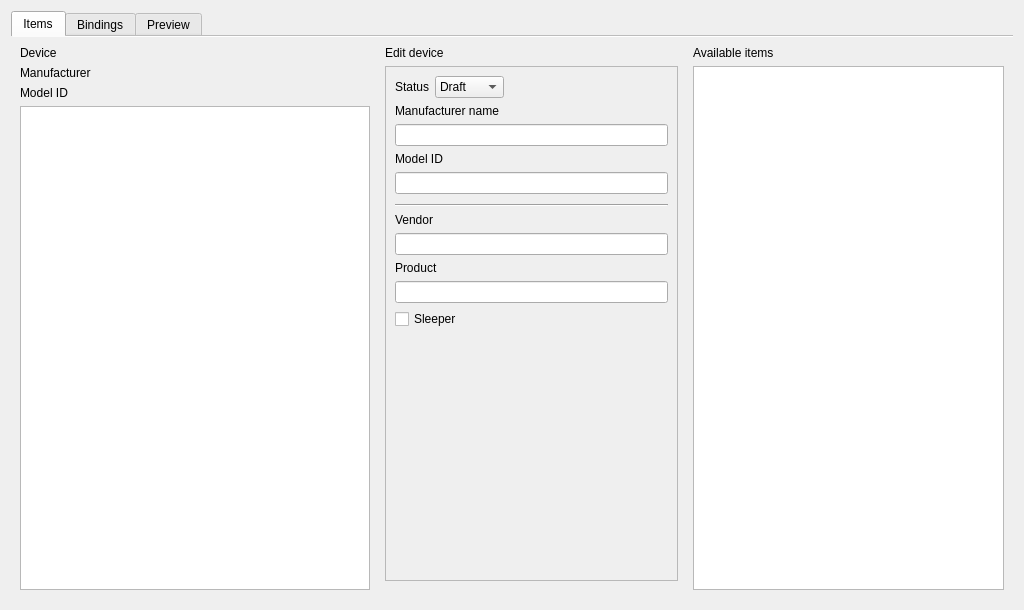
The window that ui/ddf_editor.ui (dresden-elektronik/deconz-rest-plugin) describes before a commit, drawn with Qt 5.
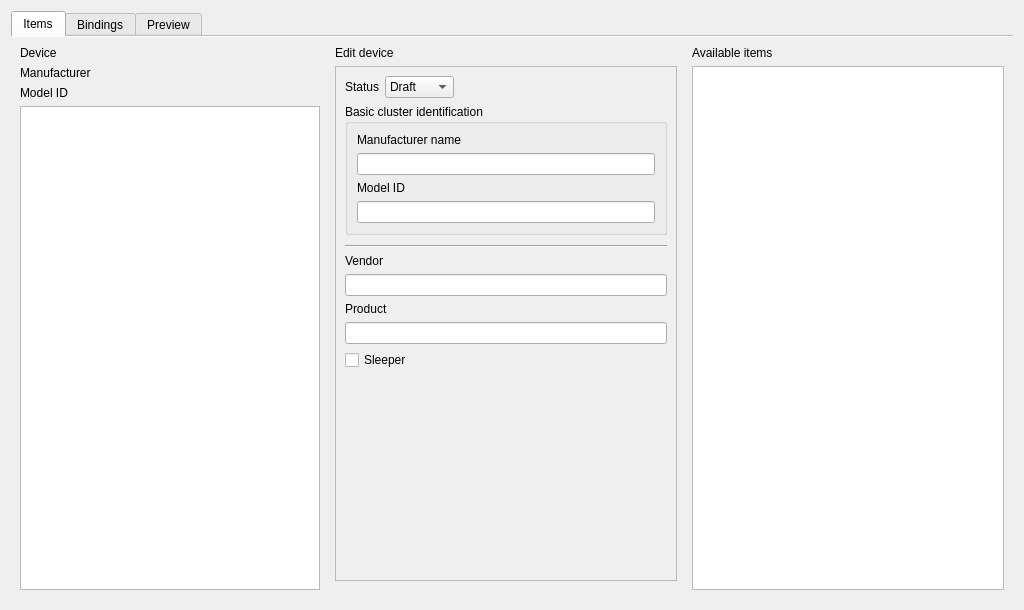
The same window after the commit. The open tabs and pages were chosen to show the change. Custom widgets are drawn as their Qt base class.

Commit message: DDF editor various improvements

Diff of the .ui file:
```diff
--- a/ui/ddf_editor.ui
+++ b/ui/ddf_editor.ui
@@ -11,14 +11,14 @@
    </rect>
   </property>
   <property name="sizePolicy">
-   <sizepolicy hsizetype="MinimumExpanding" vsizetype="Expanding">
+   <sizepolicy hsizetype="Preferred" vsizetype="Expanding">
     <horstretch>0</horstretch>
     <verstretch>0</verstretch>
    </sizepolicy>
   </property>
   <property name="minimumSize">
    <size>
-    <width>860</width>
+    <width>1024</width>
     <height>610</height>
    </size>
   </property>
@@ -64,24 +64,48 @@
          </item>
          <item>
           <widget class="DDF_TreeView" name="ddfTreeView">
+           <property name="sizePolicy">
+            <sizepolicy hsizetype="Preferred" vsizetype="Expanding">
+             <horstretch>0</horstretch>
+             <verstretch>0</verstretch>
+            </sizepolicy>
+           </property>
            <property name="minimumSize">
             <size>
-             <width>350</width>
+             <width>300</width>
              <height>0</height>
             </size>
            </property>
+           <property name="maximumSize">
+            <size>
+             <width>16777215</width>
+             <height>16777215</height>
+            </size>
+           </property>
           </widget>
          </item>
         </layout>
        </item>
        <item>
         <widget class="QStackedWidget" name="editStackedWidget">
+         <property name="sizePolicy">
+          <sizepolicy hsizetype="MinimumExpanding" vsizetype="Preferred">
+           <horstretch>0</horstretch>
+           <verstretch>0</verstretch>
+          </sizepolicy>
+         </property>
          <property name="minimumSize">
           <size>
-           <width>300</width>
+           <width>360</width>
            <height>0</height>
           </size>
          </property>
+         <property name="maximumSize">
+          <size>
+           <width>16777215</width>
+           <height>16777215</height>
+          </size>
+         </property>
          <property name="frameShape">
           <enum>QFrame::NoFrame</enum>
          </property>
@@ -173,31 +197,46 @@
                </layout>
               </item>
               <item>
-               <widget class="QLabel" name="label_5">
-                <property name="text">
-                 <string>Manufacturer name</string>
+               <widget class="QGroupBox" name="debBasicClusterId">
+                <property name="title">
+                 <string>Basic cluster identification</string>
                 </property>
-               </widget>
-              </item>
-              <item>
-               <widget class="TextLineEdit" name="devManufacturerNameInput">
-                <property name="toolTip">
-                 <string>Manufacturer name from Basic Cluster</string>
-                </property>
-               </widget>
-              </item>
-              <item>
-               <widget class="QLabel" name="label_6">
-                <property name="text">
-                 <string>Model ID</string>
-                </property>
-               </widget>
-              </item>
-              <item>
-               <widget class="TextLineEdit" name="devModelIdInput">
-                <property name="toolTip">
-                 <string>Model ID from Basic Cluster</string>
-                </property>
+                <layout class="QVBoxLayout" name="verticalLayout_11">
+                 <item>
+                  <widget class="QLabel" name="label_5">
+                   <property name="text">
+                    <string>Manufacturer name</string>
+                   </property>
+                   <property name="buddy">
+                    <cstring>devManufacturerNameInput</cstring>
+                   </property>
+                  </widget>
+                 </item>
+                 <item>
+                  <widget class="TextLineEdit" name="devManufacturerNameInput">
+                   <property name="toolTip">
+                    <string>Manufacturer name from Basic Cluster</string>
+                   </property>
+                  </widget>
+                 </item>
+                 <item>
+                  <widget class="QLabel" name="label_6">
+                   <property name="text">
+                    <string>Model ID</string>
+                   </property>
+                   <property name="buddy">
+                    <cstring>devModelIdInput</cstring>
+                   </property>
+                  </widget>
+                 </item>
+                 <item>
+                  <widget class="TextLineEdit" name="devModelIdInput">
+                   <property name="toolTip">
+                    <string>Model ID from Basic Cluster</string>
+                   </property>
+                  </widget>
+                 </item>
+                </layout>
                </widget>
               </item>
               <item>
@@ -394,7 +433,26 @@
           </widget>
          </item>
          <item>
-          <widget class="DDF_ItemList" name="itemListView"/>
+          <widget class="DDF_ItemList" name="itemListView">
+           <property name="sizePolicy">
+            <sizepolicy hsizetype="MinimumExpanding" vsizetype="Expanding">
+             <horstretch>0</horstretch>
+             <verstretch>0</verstretch>
+            </sizepolicy>
+           </property>
+           <property name="minimumSize">
+            <size>
+             <width>230</width>
+             <height>0</height>
+            </size>
+           </property>
+           <property name="maximumSize">
+            <size>
+             <width>400</width>
+             <height>16777215</height>
+            </size>
+           </property>
+          </widget>
          </item>
         </layout>
        </item>
```
Left out of the diff: 36 changed lines with no effect on the pictures. The commit also changes 20 other files.
